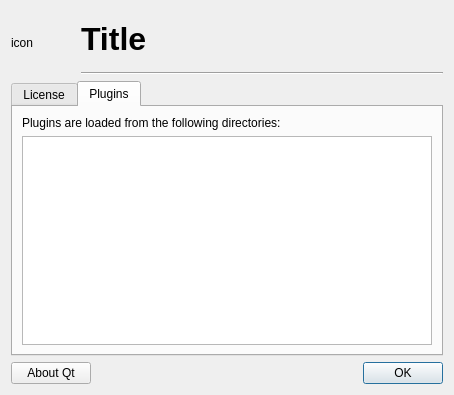
Qt form src/dialogs/about_dialog.ui (mbasaglia/Knotter) before a commit.
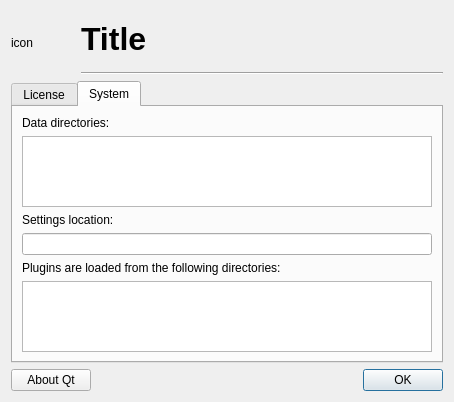
The same form after that commit. The open tabs and pages were chosen to show the change. Icons and pictures are not drawn.

Commit message: System info

```diff
--- a/src/dialogs/about_dialog.ui
+++ b/src/dialogs/about_dialog.ui
@@ -6,7 +6,7 @@
    <rect>
     <x>0</x>
     <y>0</y>
-    <width>416</width>
+    <width>442</width>
     <height>395</height>
    </rect>
   </property>
@@ -112,9 +112,33 @@
      </widget>
      <widget class="QWidget" name="tab">
       <attribute name="title">
-       <string>Plugins</string>
+       <string>System</string>
       </attribute>
       <layout class="QVBoxLayout" name="verticalLayout_4">
+       <item>
+        <widget class="QLabel" name="label_3">
+         <property name="text">
+          <string>Data directories:</string>
+         </property>
+        </widget>
+       </item>
+       <item>
+        <widget class="QListWidget" name="list_data_dirs"/>
+       </item>
+       <item>
+        <widget class="QLabel" name="label_4">
+         <property name="text">
+          <string>Settings location:</string>
+         </property>
+        </widget>
+       </item>
+       <item>
+        <widget class="QLineEdit" name="text_settings_file">
+         <property name="readOnly">
+          <bool>true</bool>
+         </property>
+        </widget>
+       </item>
        <item>
         <widget class="QLabel" name="label_2">
          <property name="text">
```
The commit also changes 3 other files.
